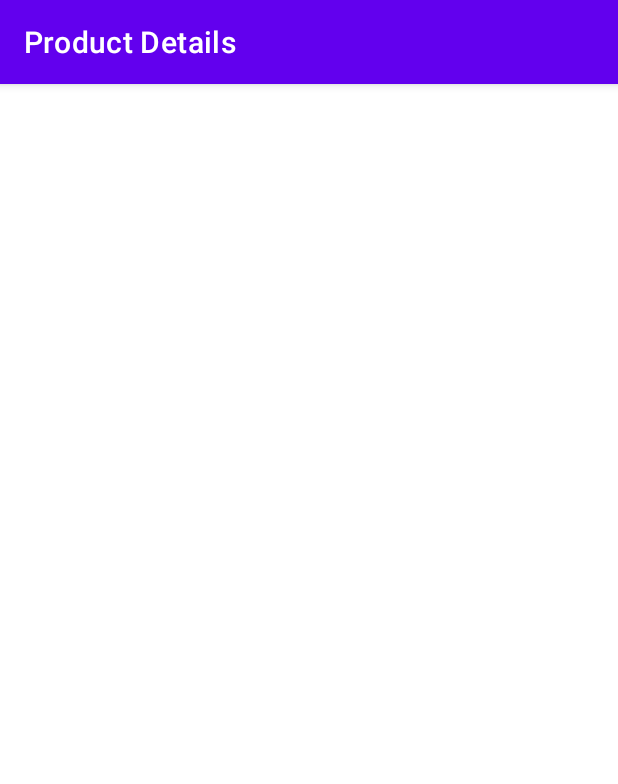
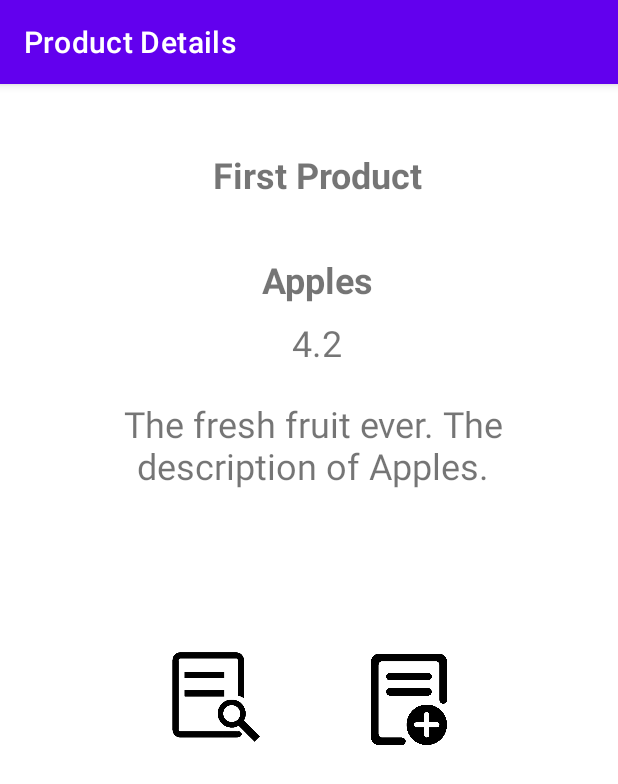
Before and after one commit to BhautikPethani/Android_Ecommerce, an Android app: the screen it shows after launch (MainActivity), on a phone screen of 412 x 824 dp. Shown: the top 784 px of the screen. Run offline under Robolectric (Android 15) with nearby library versions, the phone set to English and light mode, and no system bars.

Commit message:
First product has been shown on first page

```diff
--- a/app/src/main/java/com/example/lab2_bhautikpethani_c0854487_android/MainActivity.java
+++ b/app/src/main/java/com/example/lab2_bhautikpethani_c0854487_android/MainActivity.java
@@ -26,6 +26,14 @@ public class MainActivity extends AppCompatActivity {
         dbHelper = new DatabaseHelper(this);
 
         insertCustomRecordsToDB();
+        showFirstProductsDetails();
+    }
+
+    private void showFirstProductsDetails(){
+        Product product = dbHelper.getFirstProduct();
+        binding.prodName.setText(product.getName());
+        binding.prodDesc.setText(product.getDescription());
+        binding.prodPrice.setText(String.valueOf(product.getPrice()));
     }
 
     private void insertCustomRecordsToDB(){
--- a/app/src/main/java/com/example/lab2_bhautikpethani_c0854487_android/service/DatabaseHelper.java
+++ b/app/src/main/java/com/example/lab2_bhautikpethani_c0854487_android/service/DatabaseHelper.java
@@ -2,6 +2,7 @@ package com.example.lab2_bhautikpethani_c0854487_android.service;
 
 import android.content.ContentValues;
 import android.content.Context;
+import android.database.Cursor;
 import android.database.DatabaseUtils;
 import android.database.sqlite.SQLiteDatabase;
 import android.database.sqlite.SQLiteOpenHelper;
@@ -60,4 +61,15 @@ public class DatabaseHelper extends SQLiteOpenHelper {
         return false;
     }
 
+    public Product getFirstProduct(){
+        SQLiteDatabase db = this.getReadableDatabase();
+        Cursor c = db.rawQuery("SELECT * FROM " + TABLE_NAME , null);
+        c.moveToFirst();
+        return new Product(
+                c.getInt(0),
+                c.getString(1),
+                c.getString(2),
+                c.getDouble(3));
+    }
+
 }
--- a/app/src/main/res/layout/activity_main.xml
+++ b/app/src/main/res/layout/activity_main.xml
@@ -1,17 +1,95 @@
 <?xml version="1.0" encoding="utf-8"?>
-<RelativeLayout xmlns:android="http://schemas.android.com/apk/res/android"
+<androidx.constraintlayout.widget.ConstraintLayout xmlns:android="http://schemas.android.com/apk/res/android"
     xmlns:app="http://schemas.android.com/apk/res-auto"
     xmlns:tools="http://schemas.android.com/tools"
-    android:id="@+id/first_product"
     android:layout_width="match_parent"
-    android:layout_height="wrap_content"
-    tools:context=".MainActivity">
+    android:layout_height="match_parent"
+    tools:context=".MainActivity"
+
+    tools:layout_editor_absoluteX="6dp"
+    tools:layout_editor_absoluteY="66dp">
 
     <TextView
-        android:layout_width="match_parent"
-        android:layout_height="wrap_content"
-        android:layout_marginBottom="15dp"
-        android:text=""
+        android:id="@+id/label"
+        android:layout_width="295dp"
+        android:layout_height="38dp"
+        android:layout_marginTop="44dp"
+        android:text="First Product"
         android:textAlignment="center"
-        android:textAppearance="@style/TextAppearance.AppCompat.Large" />
-</RelativeLayout>
+        android:textSize="24sp"
+        android:textStyle="bold"
+        app:layout_constraintEnd_toEndOf="parent"
+        app:layout_constraintHorizontal_bias="0.551"
+        app:layout_constraintStart_toStartOf="parent"
+        app:layout_constraintTop_toTopOf="parent" />
+
+    <TextView
+        android:id="@+id/prodPrice"
+        android:layout_width="290dp"
+        android:layout_height="46dp"
+        android:layout_marginTop="4dp"
+        android:text="Product price"
+        android:textAlignment="center"
+        android:textSize="24sp"
+        app:layout_constraintEnd_toEndOf="parent"
+        app:layout_constraintHorizontal_bias="0.545"
+        app:layout_constraintStart_toStartOf="parent"
+        app:layout_constraintTop_toBottomOf="@+id/prodName" />
+
+    <TextView
+        android:id="@+id/prodName"
+        android:layout_width="295dp"
+        android:layout_height="38dp"
+        android:layout_marginTop="32dp"
+        android:text="Product Name"
+        android:textAlignment="center"
+        android:textSize="24sp"
+        android:textStyle="bold"
+        app:layout_constraintEnd_toEndOf="parent"
+        app:layout_constraintHorizontal_bias="0.551"
+        app:layout_constraintStart_toStartOf="parent"
+        app:layout_constraintTop_toBottomOf="@+id/label" />
+
+    <TextView
+        android:id="@+id/prodDesc"
+        android:layout_width="285dp"
+        android:layout_height="145dp"
+        android:layout_marginTop="8dp"
+        android:lines="20"
+        android:text="Product desc"
+        android:textAlignment="center"
+        android:textSize="24sp"
+        app:layout_constraintEnd_toEndOf="parent"
+        app:layout_constraintHorizontal_bias="0.523"
+        app:layout_constraintStart_toStartOf="parent"
+        app:layout_constraintTop_toBottomOf="@+id/prodPrice" />
+
+    <ImageButton
+        android:id="@+id/viewMoreBtn"
+        android:layout_width="104dp"
+        android:layout_height="103dp"
+        android:layout_marginStart="92dp"
+        android:layout_marginTop="4dp"
+        android:backgroundTintMode="screen"
+        android:scaleType="fitCenter"
+        app:layout_constraintStart_toStartOf="parent"
+        app:layout_constraintTop_toBottomOf="@+id/prodDesc"
+        app:srcCompat="@drawable/view_more"
+        tools:ignore="SpeakableTextPresentCheck" />
+
+    <ImageButton
+        android:id="@+id/addProductBtn"
+        android:layout_width="92dp"
+        android:layout_height="87dp"
+        android:layout_marginStart="28dp"
+        android:layout_marginTop="12dp"
+        android:backgroundTintMode="screen"
+        android:scaleType="fitCenter"
+        app:layout_constraintEnd_toEndOf="parent"
+        app:layout_constraintHorizontal_bias="0.031"
+        app:layout_constraintStart_toEndOf="@+id/viewMoreBtn"
+        app:layout_constraintTop_toBottomOf="@+id/prodDesc"
+        app:srcCompat="@drawable/add"
+        tools:ignore="SpeakableTextPresentCheck" />
+
+</androidx.constraintlayout.widget.ConstraintLayout>
```
Also changed, not shown: app/src/main/res/drawable-v24/view_more.png (added).
